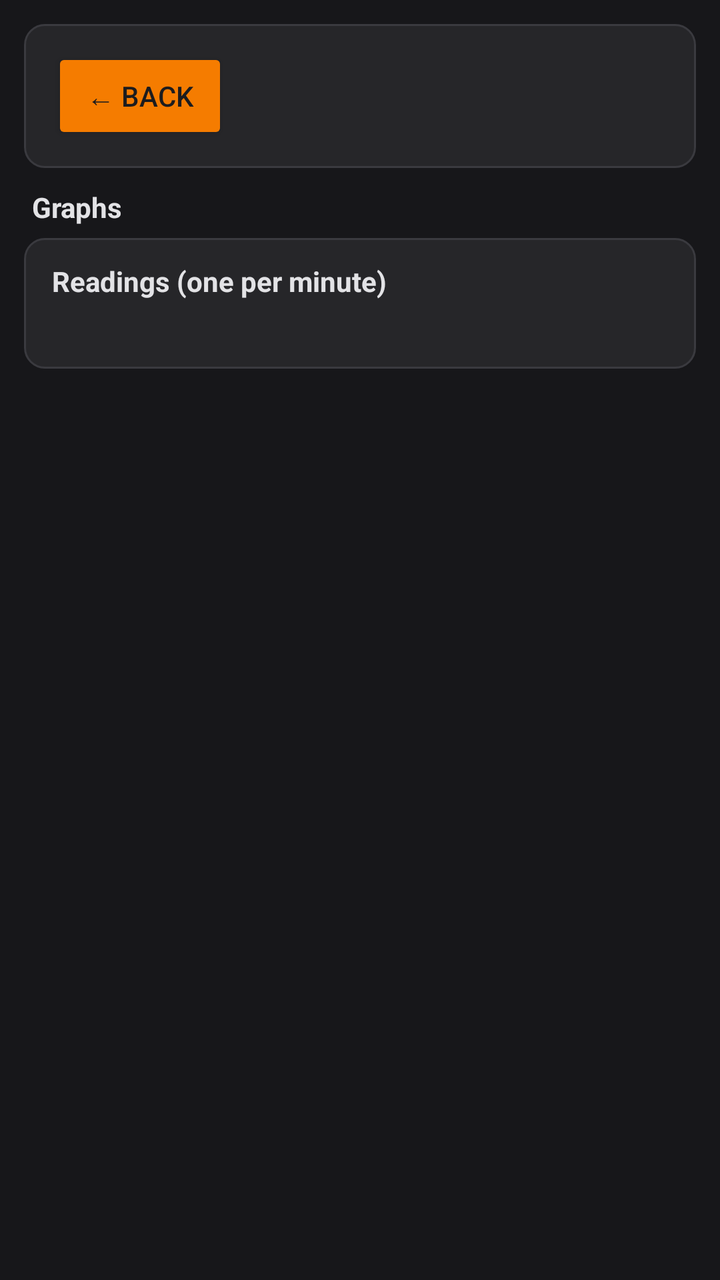
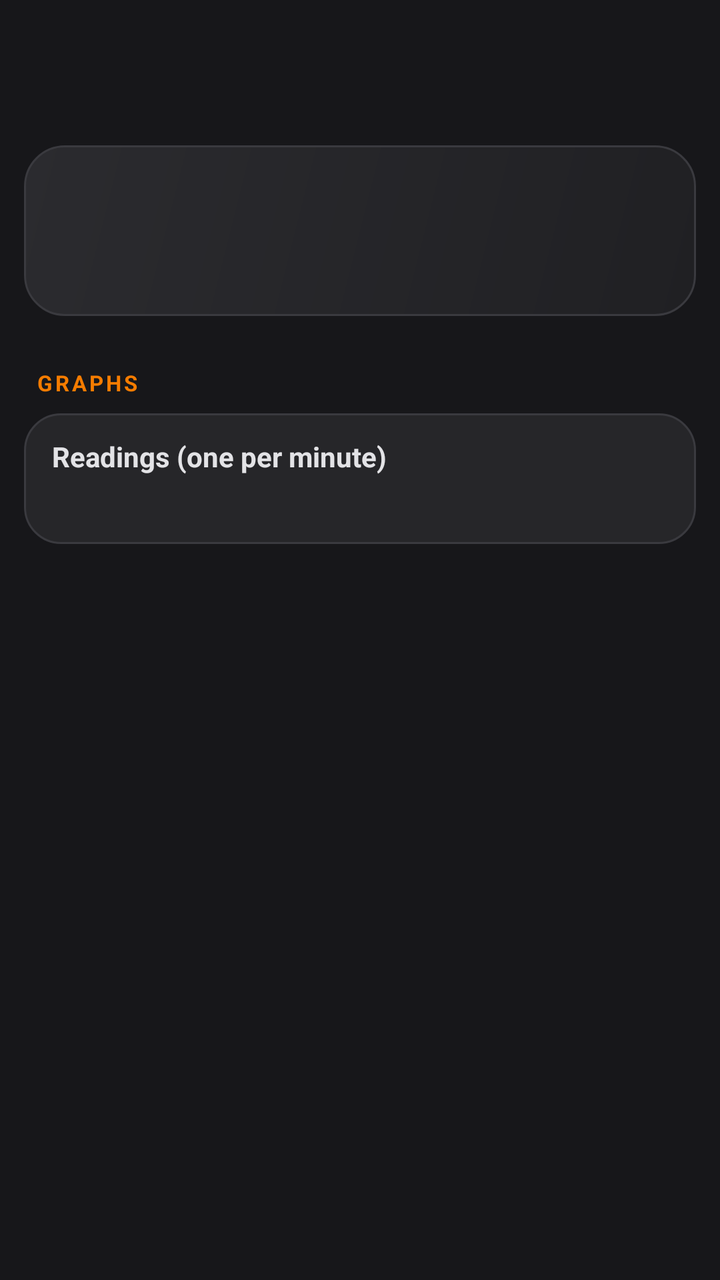

An Android layout rendered at two revisions. The XML below is the earlier revision; the diff shows what the commit changed to produce the second picture.
<!-- AndroidManifest.xml: application theme Theme.AppCompat.DayNight.NoActionBar -->
<!-- res/layout/screen_history_detail.xml -->
<?xml version="1.0" encoding="utf-8"?>
<ScrollView xmlns:android="http://schemas.android.com/apk/res/android"
    android:layout_width="match_parent"
    android:layout_height="match_parent"
    android:background="@color/page_bg">

    <LinearLayout
        android:orientation="vertical"
        android:layout_width="match_parent"
        android:layout_height="wrap_content"
        android:padding="12dp">

        <LinearLayout style="@style/CardContainer">
            <Button android:id="@+id/backBtn" style="@style/AmberButton" android:text="@string/back" />
        </LinearLayout>

        <LinearLayout
            android:id="@+id/detailHeader"
            android:orientation="vertical"
            android:layout_width="match_parent"
            android:layout_height="wrap_content" />

        <LinearLayout
            android:id="@+id/gpsContainer"
            android:orientation="vertical"
            android:layout_width="match_parent"
            android:layout_height="wrap_content" />

        <TextView style="@style/CardTitle" android:paddingStart="4dp" android:text="@string/charts_title" />
        <LinearLayout
            android:id="@+id/chartList"
            android:orientation="vertical"
            android:layout_width="match_parent"
            android:layout_height="wrap_content" />

        <LinearLayout style="@style/CardContainer">
            <TextView style="@style/CardTitle" android:text="@string/history_samples_title" />
            <HorizontalScrollView
                android:layout_width="match_parent"
                android:layout_height="wrap_content">
                <TextView android:id="@+id/detailSamples" style="@style/MonoText" />
            </HorizontalScrollView>
        </LinearLayout>

    </LinearLayout>
</ScrollView>
<!-- resources referenced by this layout -->
<resources>
  <color name="page_bg">#FF17171A</color>
  <string name="back">← Back</string>
  <string name="charts_title">Graphs</string>
  <string name="history_samples_title">Readings (one per minute)</string>
  <style name="AmberButton">
          <item name="android:layout_width">wrap_content</item>
          <item name="android:layout_height">wrap_content</item>
          <item name="android:textColor">@color/on_amber</item>
          <item name="android:backgroundTint">@color/amber</item>
      </style>
  <style name="MonoText">
          <item name="android:layout_width">wrap_content</item>
          <item name="android:layout_height">wrap_content</item>
          <item name="android:textColor">@color/text_primary</item>
          <item name="android:textSize">12sp</item>
          <item name="android:typeface">monospace</item>
      </style>
  <color name="on_amber">#FF1C1C1E</color>
  <color name="amber">#FFF57C00</color>
  <!-- drawable card_bg (drawable) -->
  <?xml version="1.0" encoding="utf-8"?>
  <shape xmlns:android="http://schemas.android.com/apk/res/android" android:shape="rectangle">
      <solid android:color="@color/card_bg" />
      <corners android:radius="10dp" />
      <stroke android:width="1dp" android:color="@color/card_border" />
  </shape>
  <color name="accent_text">#FFE3E3E6</color>
  <color name="text_primary">#FFEDEDEF</color>
  <color name="card_bg">#FF262629</color>
  <color name="card_border">#FF3A3A3F</color>
  <!-- unchanged entries left out for length: 2 -->
</resources>

<!-- the commit's change to res/layout/screen_history_detail.xml (unified diff, before → after) -->
@@ -10,15 +10,30 @@
         android:layout_height="wrap_content"
         android:padding="12dp">
 
-        <LinearLayout style="@style/CardContainer">
-            <Button android:id="@+id/backBtn" style="@style/AmberButton" android:text="@string/back" />
+        <TextView android:id="@+id/detailTitle" style="@style/PageTitle" />
+        <TextView
+            android:id="@+id/detailSubtitle"
+            style="@style/HintText"
+            android:paddingStart="6dp"
+            android:paddingBottom="10dp" />
+
+        <LinearLayout style="@style/HeroBox">
+            <TextView android:id="@+id/detailDistance" style="@style/BigNumber" />
+            <LinearLayout
+                android:id="@+id/detailTiles"
+                android:orientation="vertical"
+                android:layout_width="match_parent"
+                android:layout_height="wrap_content"
+                android:layout_marginTop="8dp"
+                android:layout_marginStart="-3dp"
+                android:layout_marginEnd="-3dp" />
+            <TextView
+                android:id="@+id/detailCharged"
+                style="@style/HintText"
+                android:textColor="@color/amber"
+                android:layout_marginTop="6dp"
+                android:visibility="gone" />
         </LinearLayout>
-
-        <LinearLayout
-            android:id="@+id/detailHeader"
-            android:orientation="vertical"
-            android:layout_width="match_parent"
-            android:layout_height="wrap_content" />
 
         <LinearLayout
             android:id="@+id/gpsContainer"
@@ -26,7 +41,7 @@
             android:layout_width="match_parent"
             android:layout_height="wrap_content" />
 
-        <TextView style="@style/CardTitle" android:paddingStart="4dp" android:text="@string/charts_title" />
+        <TextView style="@style/SectionLabel" android:text="@string/charts_title" />
         <LinearLayout
             android:id="@+id/chartList"
             android:orientation="vertical"
<!-- resource entries referenced after the edit -->
@@ -1,14 +1,28 @@
 <!-- resources referenced by this layout -->
 <resources>
   <color name="page_bg">#FF17171A</color>
-  <string name="back">← Back</string>
   <string name="charts_title">Graphs</string>
   <string name="history_samples_title">Readings (one per minute)</string>
-  <style name="AmberButton">
+  <style name="BigNumber">
           <item name="android:layout_width">wrap_content</item>
           <item name="android:layout_height">wrap_content</item>
-          <item name="android:textColor">@color/on_amber</item>
-          <item name="android:backgroundTint">@color/amber</item>
+          <item name="android:textColor">@color/text_primary</item>
+          <item name="android:textSize">34sp</item>
+          <item name="android:textStyle">bold</item>
+      </style>
+  <style name="HeroBox">
+          <item name="android:orientation">vertical</item>
+          <item name="android:background">@drawable/hero_bg</item>
+          <item name="android:padding">16dp</item>
+          <item name="android:layout_width">match_parent</item>
+          <item name="android:layout_height">wrap_content</item>
+          <item name="android:layout_marginBottom">10dp</item>
+      </style>
+  <style name="HintText">
+          <item name="android:layout_width">wrap_content</item>
+          <item name="android:layout_height">wrap_content</item>
+          <item name="android:textColor">@color/text_hint</item>
+          <item name="android:textSize">12sp</item>
       </style>
   <style name="MonoText">
           <item name="android:layout_width">wrap_content</item>
@@ -17,19 +31,49 @@
           <item name="android:textSize">12sp</item>
           <item name="android:typeface">monospace</item>
       </style>
-  <color name="on_amber">#FF1C1C1E</color>
+  <style name="PageTitle">
+          <item name="android:layout_width">wrap_content</item>
+          <item name="android:layout_height">wrap_content</item>
+          <item name="android:textColor">@color/text_primary</item>
+          <item name="android:textSize">24sp</item>
+          <item name="android:textStyle">bold</item>
+          <item name="android:paddingStart">6dp</item>
+          <item name="android:paddingBottom">2dp</item>
+      </style>
+  <style name="SectionLabel">
+          <item name="android:layout_width">wrap_content</item>
+          <item name="android:layout_height">wrap_content</item>
+          <item name="android:textColor">@color/amber</item>
+          <item name="android:textSize">11sp</item>
+          <item name="android:textStyle">bold</item>
+          <item name="android:letterSpacing">0.12</item>
+          <item name="android:textAllCaps">true</item>
+          <item name="android:paddingStart">6dp</item>
+          <item name="android:paddingTop">16dp</item>
+          <item name="android:paddingBottom">8dp</item>
+      </style>
   <color name="amber">#FFF57C00</color>
   <!-- drawable card_bg (drawable) -->
   <?xml version="1.0" encoding="utf-8"?>
   <shape xmlns:android="http://schemas.android.com/apk/res/android" android:shape="rectangle">
       <solid android:color="@color/card_bg" />
-      <corners android:radius="10dp" />
+      <corners android:radius="18dp" />
       <stroke android:width="1dp" android:color="@color/card_border" />
   </shape>
   <color name="accent_text">#FFE3E3E6</color>
+  <!-- drawable hero_bg (drawable) -->
+  <?xml version="1.0" encoding="utf-8"?>
+  <shape xmlns:android="http://schemas.android.com/apk/res/android" android:shape="rectangle">
+      <gradient android:angle="315" android:startColor="@color/hero_start" android:endColor="@color/hero_end" />
+      <corners android:radius="20dp" />
+      <stroke android:width="1dp" android:color="@color/card_border" />
+  </shape>
+  <color name="text_hint">#FF9A9A9F</color>
   <color name="text_primary">#FFEDEDEF</color>
   <color name="card_bg">#FF262629</color>
   <color name="card_border">#FF3A3A3F</color>
+  <color name="hero_start">#FF2B2B2F</color>
+  <color name="hero_end">#FF202023</color>
   <!-- unchanged entries left out for length: 2 -->
 </resources>
 
